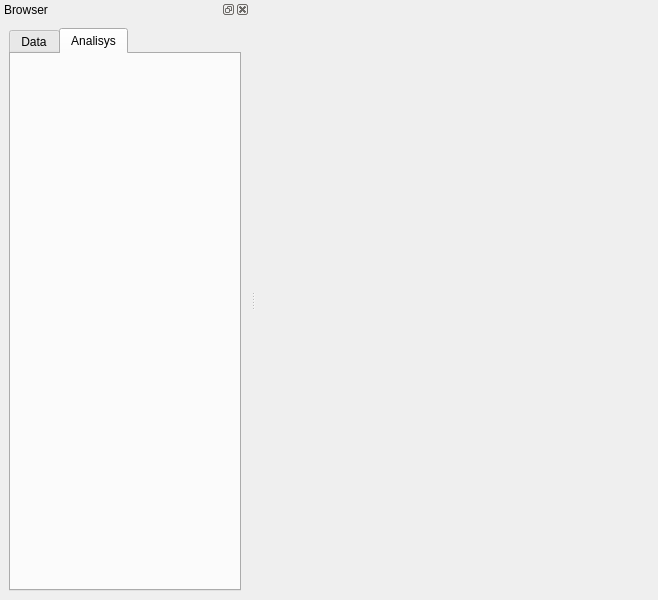
First picture: the form in src/libs/DockWidgets/uiDockWidgets/BrowserTeste.ui, repository arthurbg951/UVATool, before the edit.
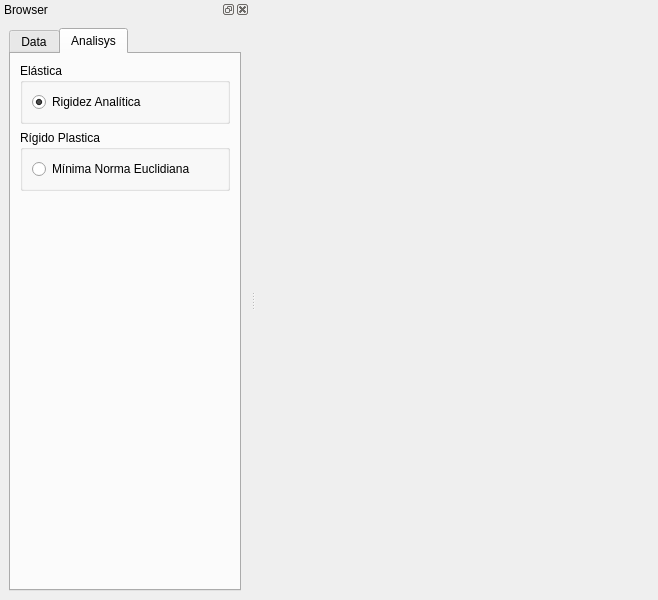
Second picture: the form after the edit. The open tabs and pages were chosen to show the change. Icons and pictures are not drawn.

What changed in the file:
```diff
--- a/src/libs/DockWidgets/uiDockWidgets/BrowserTeste.ui
+++ b/src/libs/DockWidgets/uiDockWidgets/BrowserTeste.ui
@@ -202,6 +202,56 @@
         <attribute name="title">
          <string>Analisys</string>
         </attribute>
+        <layout class="QGridLayout" name="gridLayout_5">
+         <item row="0" column="0">
+          <widget class="QGroupBox" name="groupBox">
+           <property name="title">
+            <string>Elástica</string>
+           </property>
+           <layout class="QGridLayout" name="gridLayout_3">
+            <item row="0" column="0">
+             <widget class="QRadioButton" name="radioButton">
+              <property name="text">
+               <string>Rigidez Analítica</string>
+              </property>
+              <property name="checked">
+               <bool>true</bool>
+              </property>
+             </widget>
+            </item>
+           </layout>
+          </widget>
+         </item>
+         <item row="1" column="0">
+          <widget class="QGroupBox" name="groupBox_2">
+           <property name="title">
+            <string>Rígido Plastica</string>
+           </property>
+           <layout class="QGridLayout" name="gridLayout_4">
+            <item row="0" column="0">
+             <widget class="QRadioButton" name="radioButton_2">
+              <property name="text">
+               <string>Mínima Norma Euclidiana</string>
+              </property>
+             </widget>
+            </item>
+           </layout>
+          </widget>
+         </item>
+         <item row="2" column="0">
+          <spacer name="verticalSpacer_2">
+           <property name="orientation">
+            <enum>Qt::Vertical</enum>
+           </property>
+           <property name="sizeHint" stdset="0">
+            <size>
+             <width>20</width>
+             <height>40</height>
+            </size>
+           </property>
+          </spacer>
+         </item>
+        </layout>
        </widget>
       </widget>
      </item>
```
Left out of the diff: 2 changed lines with no effect on the pictures.
